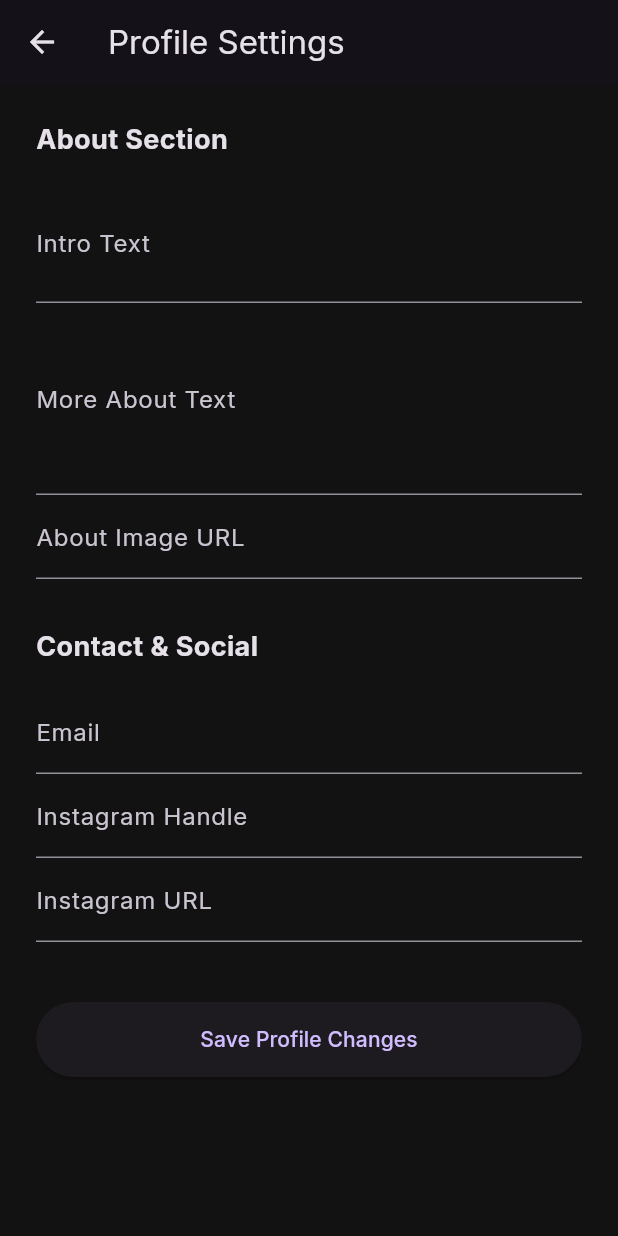
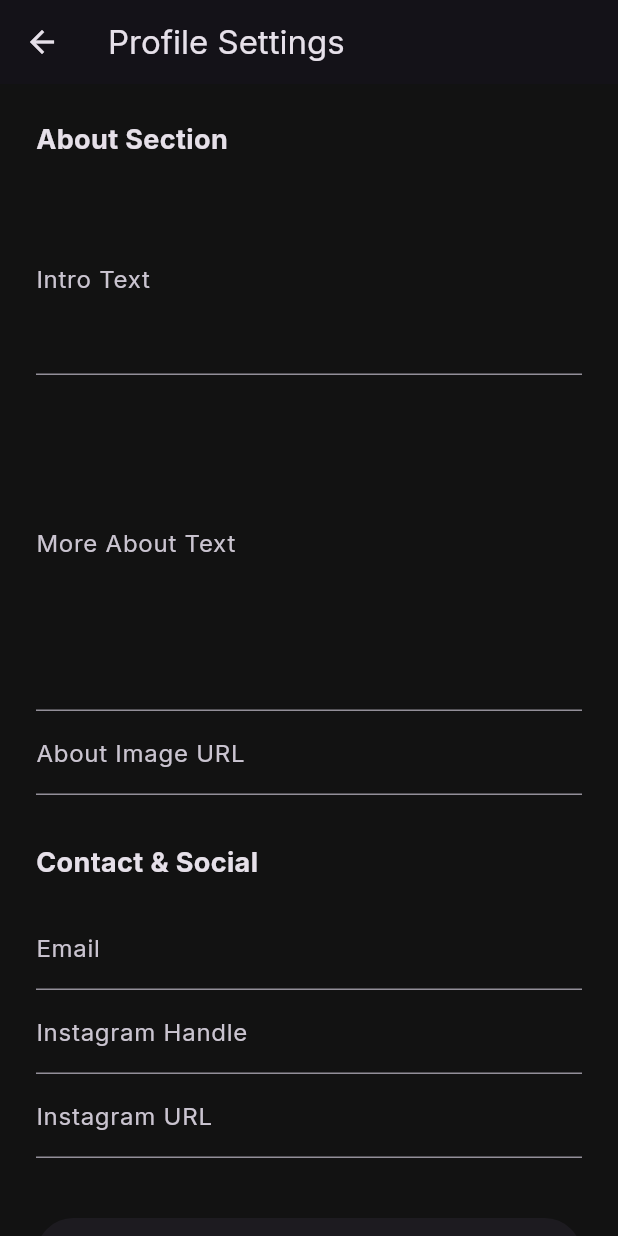
Before and after one commit to akhiljodevelop/S, a Flutter app: the ProfileScreen screen opened directly, on a phone screen of 412 x 824 dp. Run offline on Flutter 3.47's test engine with Material 3 defaults, Android fonts, the phone set to English and light mode, and no system bars; our stand-ins replace google_fonts, supabase_flutter; accounts and stored records are empty.

Commit message:
Fix frontend rendering and admin input for multi-paragraph content
- Updated static/js/main.js to support multi-paragraph rendering for profile and project fields using a new formatParagraphs helper.
- Modified press links to open in a new tab with target="_blank" and rel="noopener noreferrer".
- Increased maxLines for text fields in admin_dashboard (projects and profile screens) to facilitate entering multiple paragraphs.
- Verified changes with flutter analyze and existing tests.

Co-authored-by: akhiljodevelop <274431657+akhiljodevelop@users.noreply.github.com>

```diff
--- a/admin_dashboard/lib/screens/profile_screen.dart
+++ b/admin_dashboard/lib/screens/profile_screen.dart
@@ -80,8 +80,8 @@ class _ProfileScreenState extends State<ProfileScreen> {
             children: [
               const Text('About Section', style: TextStyle(fontSize: 18, fontWeight: FontWeight.bold)),
               const SizedBox(height: 16),
-              TextField(controller: _introController, decoration: const InputDecoration(labelText: 'Intro Text'), maxLines: 2),
-              TextField(controller: _moreController, decoration: const InputDecoration(labelText: 'More About Text'), maxLines: 4),
+              TextField(controller: _introController, decoration: const InputDecoration(labelText: 'Intro Text'), maxLines: 4),
+              TextField(controller: _moreController, decoration: const InputDecoration(labelText: 'More About Text'), maxLines: 8),
               TextField(controller: _imageController, decoration: const InputDecoration(labelText: 'About Image URL')),
               const SizedBox(height: 32),
               const Text('Contact & Social', style: TextStyle(fontSize: 18, fontWeight: FontWeight.bold)),
--- a/admin_dashboard/lib/screens/projects_screen.dart
+++ b/admin_dashboard/lib/screens/projects_screen.dart
@@ -43,8 +43,8 @@ class _ProjectsScreenState extends State<ProjectsScreen> {
             children: [
               TextField(controller: titleController, decoration: const InputDecoration(labelText: 'Title')),
               TextField(controller: categoryController, decoration: const InputDecoration(labelText: 'Category (art, books, design)')),
-              TextField(controller: metadataController, decoration: const InputDecoration(labelText: 'Metadata Info')),
-              TextField(controller: descriptionController, decoration: const InputDecoration(labelText: 'Description'), maxLines: 3),
+              TextField(controller: metadataController, decoration: const InputDecoration(labelText: 'Metadata Info'), maxLines: 3),
+              TextField(controller: descriptionController, decoration: const InputDecoration(labelText: 'Description'), maxLines: 5),
               TextField(controller: imagesController, decoration: const InputDecoration(labelText: 'Image URLs (one per line)'), maxLines: 5),
               TextField(controller: sortOrderController, decoration: const InputDecoration(labelText: 'Sort Order'), keyboardType: TextInputType.number),
             ],
```
Also changed, not shown: 1 other file.
